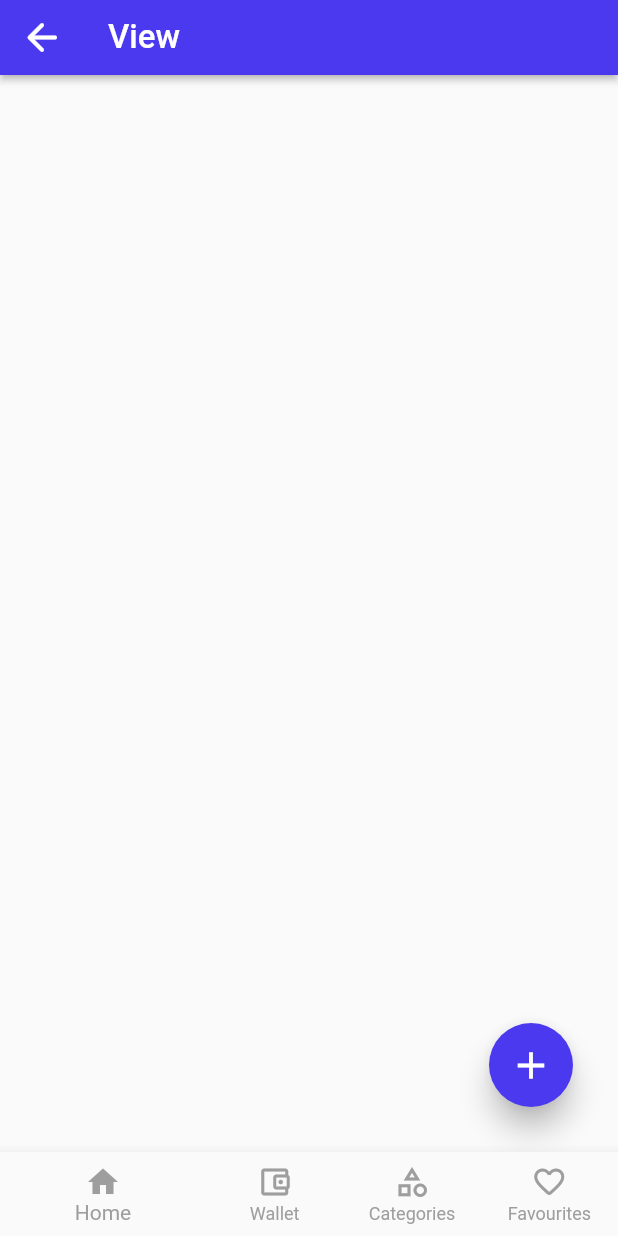
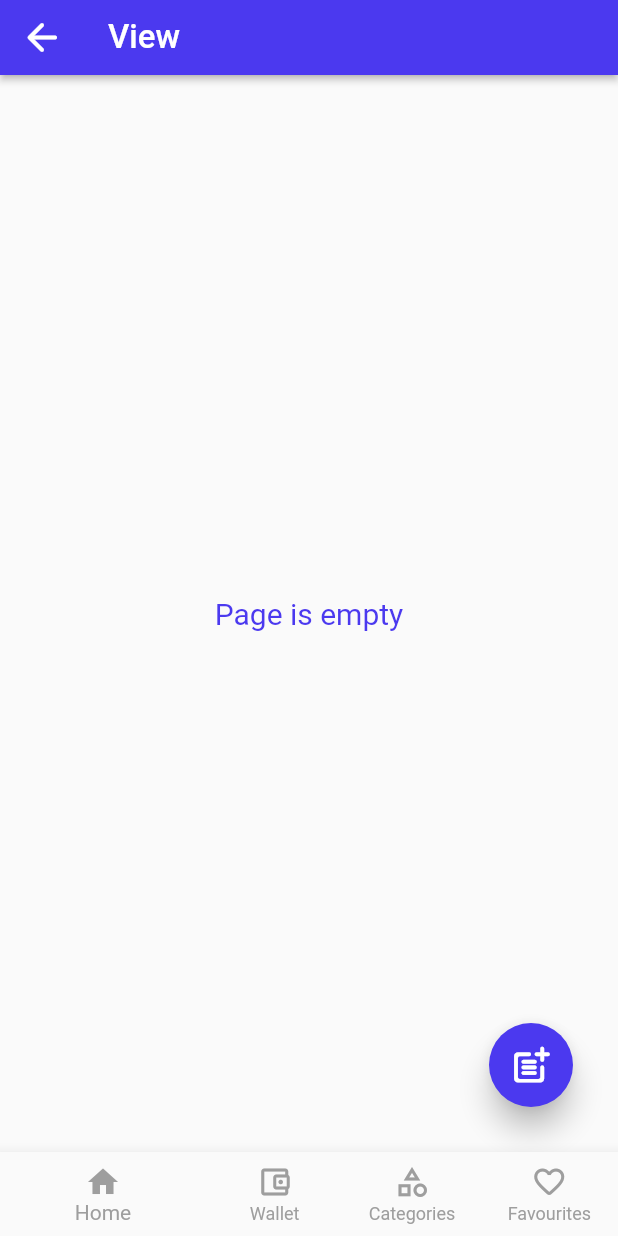
Before and after one commit to TeoSagli/docs_manager, a Flutter app: the CategoryViewPage screen opened directly with empty values, on a phone screen of 412 x 824 dp. Run offline on Flutter 3.47's test engine with Material 2 defaults, Android fonts, the phone set to English and light mode, and no system bars; our stand-ins replace dotted_border, firebase_core, firebase_database, firebase_storage, image_picker; missing offline and left inert: cross_file_image; accounts and stored records are empty; network calls fail; Roboto replaces fonts that are missing (Poppins).

Commit message:
Some general fixes

```diff
--- a/lib/backend/read_db.dart
+++ b/lib/backend/read_db.dart
@@ -121,10 +121,12 @@ StreamSubscription retrieveFilesDB(String catName, dynamic fulfillCard,
 /// Return all categories names
 StreamSubscription retrieveCategoriesNamesDB(dynamic fillCategoriesNames) {
   return FirebaseDatabase.instance.ref("categories").onValue.listen((event) {
+    List<String> list = [];
     for (var el in event.snapshot.children) {
       //el.key nome di category
-      fillCategoriesNames(el.key.toString());
+      list.add(el.key.toString());
     }
+    fillCategoriesNames(list);
   });
 }
 
--- a/lib/frontend/components/category_card.dart
+++ b/lib/frontend/components/category_card.dart
@@ -20,7 +20,7 @@ class CategoryCard extends StatefulWidget {
 }
 
 class CategoryCardState extends State<CategoryCard> with MyCard {
-  Widget cardImage = const SizedBox.shrink();
+  Widget cardImage = constants.emptyBox;
   @override
   onExitHover() {
     setState(() {
--- a/lib/frontend/components/dropdown_menu.dart
+++ b/lib/frontend/components/dropdown_menu.dart
@@ -27,7 +27,6 @@ class MyDropdownState extends State<MyDropdown> {
 // Activate listeners
   @override
   void initState() {
-    categoriesNames.clear();
     readCategoriesNames = retrieveCategoriesNamesDB(fillCategoriesNames);
     super.initState();
   }
@@ -84,9 +83,9 @@ class MyDropdownState extends State<MyDropdown> {
 
 //===================================================================================
 // Add category to menu
-  fillCategoriesNames(String el) {
+  fillCategoriesNames(List<String> list) {
     setState(() {
-      categoriesNames.add(el);
+      categoriesNames = list;
       if (widget.dropdownValue == "") {
         widget.dropdownValue = categoriesNames.first;
       }
--- a/lib/frontend/components/input_field.dart
+++ b/lib/frontend/components/input_field.dart
@@ -37,7 +37,7 @@ class InputFieldState extends State<InputField> {
     return Padding(
       padding: const EdgeInsetsDirectional.fromSTEB(0, 10, 0, 0),
       child: TextFormField(
-        maxLength: widget.isTitle ? 20 : 50,
+        maxLength: widget.isTitle ? 30 : 100,
         controller: textController,
         autofocus: false,
         obscureText: false,
--- a/lib/frontend/pages/categories.dart
+++ b/lib/frontend/pages/categories.dart
@@ -76,8 +76,8 @@ class CategoriesPageState extends State<CategoriesPage> {
           },
           children: cardsList.isEmpty ? [] : cardsList,
         ),
-        ButtonAdd(
-            context, '/categories/create', Icons.add, "Create a new category")
+        ButtonAdd(context, '/categories/create', Icons.add_to_photos,
+            "Create a new category")
       ]),
     );
   }
--- a/lib/frontend/pages/category_view.dart
+++ b/lib/frontend/pages/category_view.dart
@@ -6,6 +6,8 @@ import 'package:docs_manager/backend/update_db.dart';
 import 'package:docs_manager/frontend/components/button_add.dart';
 import 'package:docs_manager/frontend/components/file_card.dart';
 import 'package:flutter/material.dart';
+
+import 'package:docs_manager/others/constants.dart' as constants;
 
 import '../components/app_bar.dart';
 import '../components/bottom_bar.dart';
@@ -20,7 +22,7 @@ class CategoryViewPage extends StatefulWidget {
 
 class CategoryViewPageState extends State<CategoryViewPage> {
   late StreamSubscription readCards;
-  List<Widget> cardsList = [];
+  List<Widget> cardsList = [constants.emptyBox];
 //===================================================================================
 // Activate listeners
   @override
@@ -48,7 +50,9 @@ class CategoryViewPageState extends State<CategoryViewPage> {
       appBar: MyAppBar('View ${widget.catName}', true, context),
       body: Stack(
         children: [
-          SingleChildScrollView(
+          cardsList.isEmpty
+              ? constants.emptyPage
+              : SingleChildScrollView(
                   scrollDirection: Axis.vertical,
                   child: Wrap(
                       spacing: 8,
@@ -58,10 +62,10 @@ class CategoryViewPageState extends State<CategoryViewPage> {
                       direction: Axis.horizontal,
                       runAlignment: WrapAlignment.start,
                       verticalDirection: VerticalDirection.down,
-                children: cardsList.isEmpty ? [] : cardsList),
+                      children: cardsList),
                 ),
-          ButtonAdd(context, '/files/create/${widget.catName}', Icons.add,
-              "Create a new file in ${widget.catName}"),
+          ButtonAdd(context, '/files/create/${widget.catName}',
+              Icons.post_add_rounded, "Create a new file in ${widget.catName}"),
         ],
       ),
     );
--- a/lib/frontend/pages/home.dart
+++ b/lib/frontend/pages/home.dart
@@ -14,7 +14,8 @@ class HomePage extends StatelessWidget {
       bottomNavigationBar: MyBottomBar(context, 0),
       body: Stack(children: [
         const Text("Home"),
-        ButtonAdd(context, '/files/create', Icons.add, "Create a new file"),
+        ButtonAdd(context, '/files/create', Icons.post_add_rounded,
+            "Create a new file"),
       ]),
     );
   }
--- a/lib/others/constants.dart
+++ b/lib/others/constants.dart
@@ -15,3 +15,13 @@ const Widget loadingWheel = SizedBox(
   height: 150,
   child: MyLoadingWheel(),
 );
+
+const Widget emptyPage = Align(
+  alignment: Alignment.center,
+  child: Text(
+    "Page is empty",
+    style: TextStyle(color: mainBackColor, fontSize: 20),
+  ),
+);
+
+const emptyBox = SizedBox.shrink();
```
Also changed, not shown: lib/frontend/components/file_card.dart (+8 -0 lines), lib/frontend/pages/category_create.dart (+7 -10 lines), lib/frontend/pages/file_create.dart (+5 -6 lines). Lines whose indentation alone changed are shown as unchanged.
